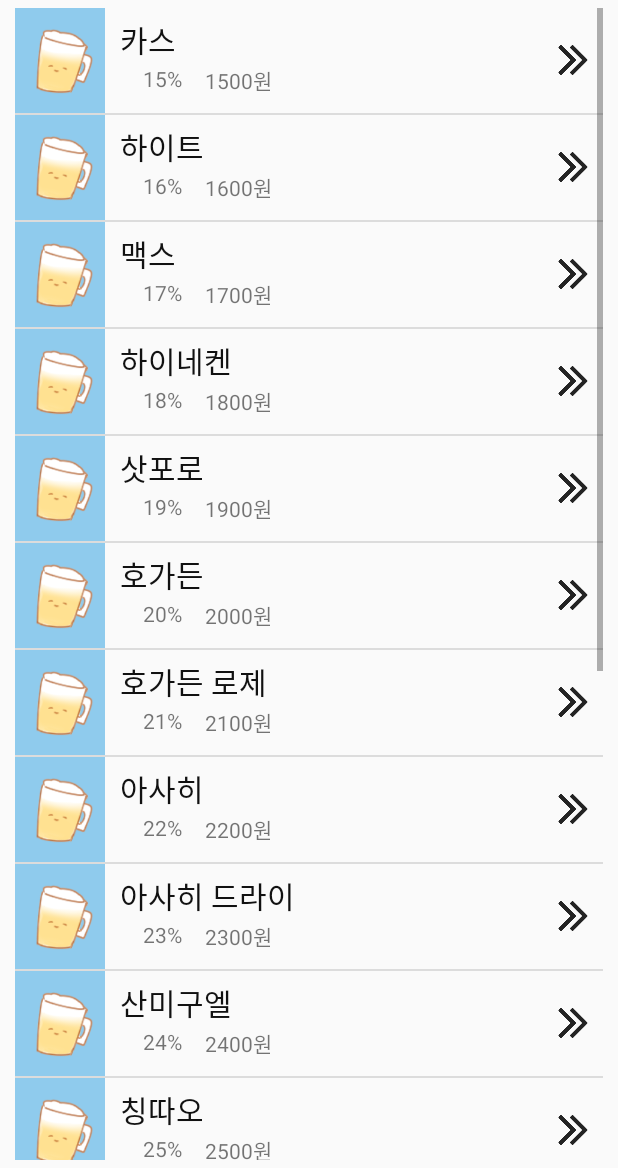
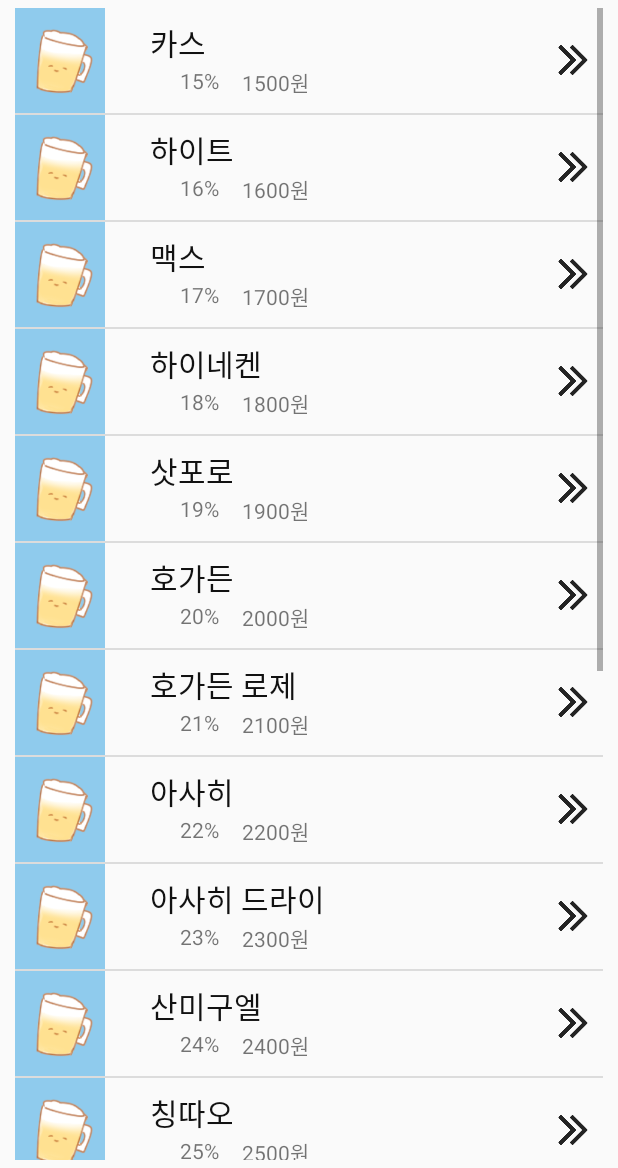
Before and after one commit to JNU-Include/C2H6O, an Android app: the screen it shows after launch (MainActivity), in the side drawer, after a tap on "맥주", on a phone screen of 412 x 824 dp, the part 68-1236 px from its top. Run offline under Robolectric (Android 15) with nearby library versions, the phone set to English and light mode, and no system bars.

Commit message:
beer main 3

```diff
--- a/C2H6O/app/src/main/res/layout/listview_item.xml
+++ b/C2H6O/app/src/main/res/layout/listview_item.xml
@@ -15,13 +15,14 @@
         android:layout_width="0dp"
         android:layout_height="match_parent"
         android:layout_weight="5"
+        android:paddingLeft="20dp"
         android:orientation="vertical">
         <TextView
             android:id="@+id/alcohol_name"
             android:layout_width="match_parent"
             android:layout_height="0dp"
             android:layout_weight="1"
-            android:layout_marginTop="5dp"
+            android:layout_marginTop="7dp"
             android:layout_marginLeft="10dp"
             android:gravity="center_vertical"
             android:textColor="#111"
@@ -39,7 +40,7 @@
                 android:id="@+id/alcohol_degree"
                 android:layout_width="wrap_content"
                 android:layout_height="match_parent"
-                android:layout_marginLeft="25dp"
+                android:layout_marginLeft="30dp"
                 android:text="도수"/>
             <TextView
                 android:id="@+id/alohol_price"
```
